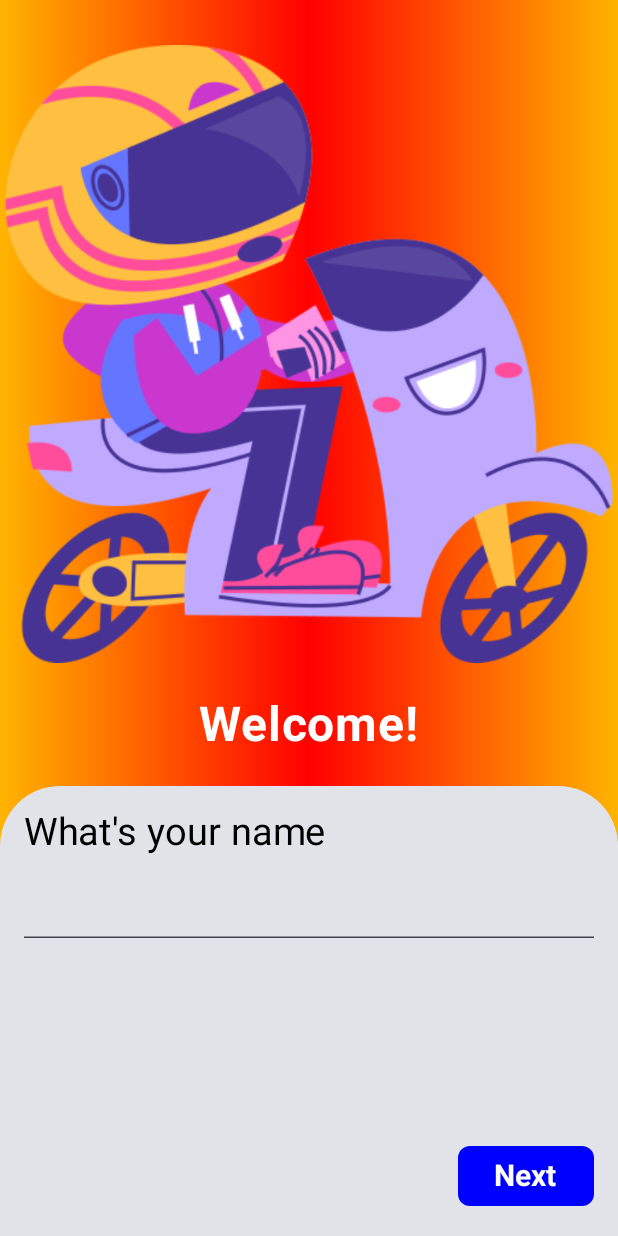
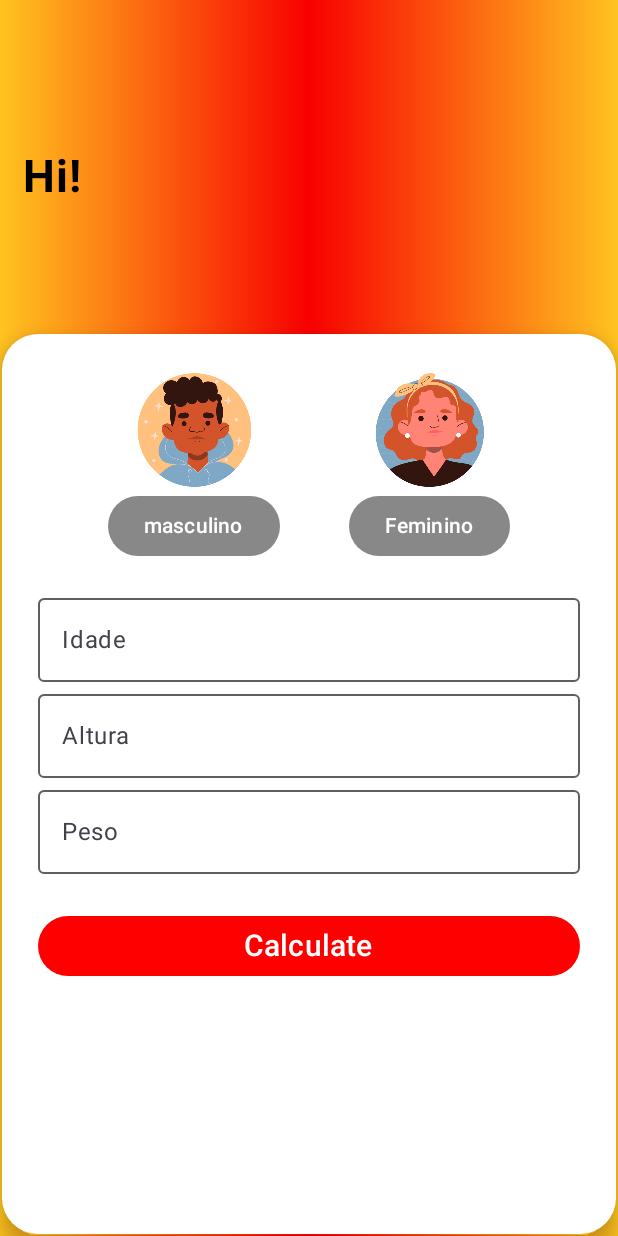
Before and after one commit to 123kaua-rms/android.tela1, an Android app built with Jetpack Compose: the screen it shows after launch (MainActivity), after a tap on "Next", on a phone screen of 412 x 824 dp. Run offline under Robolectric (Android 15) with nearby library versions, the phone set to English and light mode, and no system bars.

Commit message:
first commit

```diff
--- a/app/src/main/java/br/senai/sp/jandira/bmi/MainActivity.kt
+++ b/app/src/main/java/br/senai/sp/jandira/bmi/MainActivity.kt
@@ -3,15 +3,11 @@ package br.senai.sp.jandira.bmi
 import android.os.Bundle
 import androidx.activity.ComponentActivity
 import androidx.activity.compose.setContent
-import androidx.activity.enableEdgeToEdge
-import androidx.compose.foundation.layout.fillMaxSize
-import androidx.compose.foundation.layout.padding
-import androidx.compose.material3.Scaffold
-import androidx.compose.material3.Text
-import androidx.compose.runtime.Composable
-import androidx.compose.ui.Modifier
-import androidx.compose.ui.tooling.preview.Preview
+import androidx.navigation.compose.NavHost
+import androidx.navigation.compose.composable
+import androidx.navigation.compose.rememberNavController
 import br.senai.sp.jandira.bmi.screens.HomeScreen
+import br.senai.sp.jandira.bmi.screens.UserDataScreen
 import br.senai.sp.jandira.bmi.ui.theme.BMITheme
 
 class MainActivity : ComponentActivity() {
@@ -19,7 +15,16 @@ class MainActivity : ComponentActivity() {
         super.onCreate(savedInstanceState)
         setContent {
             BMITheme {
-               HomeScreen()
+           var navegacao = rememberNavController()
+                NavHost(
+                    navController = navegacao,
+                    startDestination = "home"
+                ){
+                    composable(route = "home"){ HomeScreen(navegacao) }
+                    composable(route = "dados"){ UserDataScreen() }
+
+                }
+
             }
         }
     }
--- a/app/src/main/java/br/senai/sp/jandira/bmi/screens/HomeScreen.kt
+++ b/app/src/main/java/br/senai/sp/jandira/bmi/screens/HomeScreen.kt
@@ -1,159 +1,132 @@
 package br.senai.sp.jandira.bmi.screens
 
-import android.text.style.BackgroundColorSpan
 import androidx.compose.foundation.Image
 import androidx.compose.foundation.background
-import androidx.compose.foundation.layout.Arrangement
-import androidx.compose.foundation.layout.Box
-import androidx.compose.foundation.layout.Column
-import androidx.compose.foundation.layout.Spacer
-import androidx.compose.foundation.layout.fillMaxSize
-import androidx.compose.foundation.layout.fillMaxWidth
-import androidx.compose.foundation.layout.height
-import androidx.compose.foundation.layout.padding
+import androidx.compose.foundation.layout.*
 import androidx.compose.foundation.shape.RoundedCornerShape
-import androidx.compose.foundation.text2.input.rememberTextFieldState
-import androidx.compose.material3.Button
-import androidx.compose.material3.ButtonDefaults
-import androidx.compose.material3.Card
-import androidx.compose.material3.CardDefaults
-import androidx.compose.material3.Text
-import androidx.compose.material3.TextField
-import androidx.compose.runtime.Composable
+import androidx.compose.foundation.text.KeyboardOptions
+import androidx.compose.material.icons.Icons
+import androidx.compose.material.icons.filled.Person
+import androidx.compose.material3.*
+import androidx.compose.runtime.*
 import androidx.compose.ui.Alignment
 import androidx.compose.ui.Modifier
-import androidx.compose.ui.geometry.CornerRadius
 import androidx.compose.ui.graphics.Brush
 import androidx.compose.ui.graphics.Color
 import androidx.compose.ui.res.painterResource
 import androidx.compose.ui.res.stringResource
 import androidx.compose.ui.text.font.FontWeight
+import androidx.compose.ui.text.input.KeyboardCapitalization
+import androidx.compose.ui.text.input.KeyboardType
 import androidx.compose.ui.tooling.preview.Preview
 import androidx.compose.ui.unit.dp
 import androidx.compose.ui.unit.sp
+import androidx.navigation.NavHostController
+import androidx.navigation.compose.rememberNavController
 import br.senai.sp.jandira.bmi.R
-import org.intellij.lang.annotations.JdkConstants.HorizontalAlignment
 
 @Composable
-fun HomeScreen(modifier: Modifier = Modifier) {
+fun HomeScreen(navegacao: NavHostController) {
+    var nameState by remember { mutableStateOf("") }
 
-    Box(modifier = Modifier
-        .fillMaxSize()
-        .background(
-            brush = Brush.horizontalGradient(
-                listOf(
-                    Color(0xFFFFB400),
-                    Color(0xFFFF0000),
-                    Color(0xFFFFB400)
-
+    Box(
+        modifier = Modifier
+            .fillMaxSize()
+            .background(
+                brush = Brush.horizontalGradient(
+                    listOf(Color(0xFFFFB400), Color(0xFFFF0000), Color(0xFFFFB400))
                 )
             )
-        )
-    ){
-        Column (modifier = Modifier
-            .fillMaxSize(),
+    ) {
+        Column(
+            modifier = Modifier
+                .fillMaxSize()
+                .padding(16.dp),
             verticalArrangement = Arrangement.SpaceBetween,
             horizontalAlignment = Alignment.CenterHorizontally
+        ) {
+            // Logo
+            Image(
+                painter = painterResource(R.drawable.moto),
+                contentDescription = stringResource(R.string.logo),
+                modifier = Modifier.padding(top = 80.dp)
+            )
 
-        ){
-            Image(
-                painter = painterResource(
-                    R.drawable.moto
-                ),
-                contentDescription = stringResource(
-                    R.string.logo
-                ),
-                modifier = Modifier
-                    .padding(top = 30.dp)
-
-            )
+            // Texto de boas-vindas
             Text(
-                text = stringResource(
-                    R.string.welcome,
-
-                ),
+                text = stringResource(R.string.welcome),
                 color = Color.White,
                 fontSize = 32.sp,
                 fontWeight = FontWeight.Bold
             )
+
+            // Cartão branco de entrada de dados
             Card(
                 modifier = Modifier
                     .fillMaxWidth()
-                    .height(300.dp),
-
-
-                shape = RoundedCornerShape(
-                    topStart = 40.dp,
-                    topEnd = 40.dp
-                ),
-                colors = CardDefaults
-                    .cardColors(
-                        contentColor = Color.Black
-                    ),
-            )
-            {
+                    .height(280.dp),
+                shape = RoundedCornerShape(topStart = 40.dp, topEnd = 40.dp),
+                colors = CardDefaults.cardColors(containerColor = Color.White)
+            ) {
                 Column(
                     modifier = Modifier
                         .fillMaxSize()
                         .padding(16.dp),
-                    horizontalAlignment = Alignment.End,
-                    verticalArrangement = Arrangement.SpaceBetween
+                    horizontalAlignment = Alignment.CenterHorizontally,
+                    verticalArrangement = Arrangement.SpaceEvenly
                 ) {
-                    Column (
-                        modifier = Modifier
-                            .fillMaxWidth()
-                    ){
-                       Text(
-                           text = stringResource(
-                               R.string.your_name
+                    Column(modifier = Modifier.fillMaxWidth()) {
+                        Text(
+                            text = stringResource(R.string.your_name),
+                            fontSize = 22.sp,
+                            fontWeight = FontWeight.Medium
+                        )
 
-                           ),
-                           fontSize = 25.sp,
-
-                       )
                         TextField(
-                            value = "",
-                            onValueChange ={},
+                            value = nameState,
+                            onValueChange = { nameState = it },
                             modifier = Modifier
                                 .fillMaxWidth()
+                                .padding(top = 8.dp),
+                            keyboardOptions = KeyboardOptions(
+                                keyboardType = KeyboardType.Text,
+                                capitalization = KeyboardCapitalization.Words
+                            ),
+                            leadingIcon = {
+                                Icon(
+                                    imageVector = Icons.Default.Person,
+                                    contentDescription = "User Icon",
+                                    tint = Color(0xFFF50000)
+                                )
+                            }
                         )
                     }
+
+                    // Botão de próximo
                     Button(
                         onClick = {
+                            navegacao.navigate(route = "dados")
                         },
-                        colors = ButtonDefaults.buttonColors(
-                            containerColor = Color.Blue
-                        ),
-                        modifier = Modifier
-                            .padding(top= 30.dp),
+                        colors = ButtonDefaults.buttonColors(containerColor = Color.Blue),
                         shape = RoundedCornerShape(8.dp)
-
                     ) {
                         Text(
-                            text = stringResource(
-                                R.string.next
-                            ),
+                            text = stringResource(R.string.next),
                             color = Color.White,
-                            fontSize = 20.sp,
+                            fontSize = 18.sp,
                             fontWeight = FontWeight.Bold
                         )
                     }
-
-                    }
-
-                Spacer(modifier = Modifier.height(16.dp))
-
-
-
                 }
             }
         }
     }
+}
 
-
-
+// Preview da tela
 @Preview(showSystemUi = true)
 @Composable
 private fun HomeScreenPreview() {
-    HomeScreen()
+    val navController = rememberNavController()
+    HomeScreen(navegacao = navController)
 }
--- /dev/null
+++ b/app/src/main/java/br/senai/sp/jandira/bmi/screens/UserDataScreen.kt
@@ -0,0 +1,171 @@
+package br.senai.sp.jandira.bmi.screens
+
+import android.service.autofill.UserData
+import androidx.compose.foundation.Image
+import androidx.compose.foundation.background
+import androidx.compose.foundation.clickable
+import androidx.compose.foundation.layout.*
+import androidx.compose.foundation.shape.CircleShape
+import androidx.compose.foundation.shape.RoundedCornerShape
+import androidx.compose.foundation.text.KeyboardOptions
+import androidx.compose.material3.*
+import androidx.compose.runtime.*
+import androidx.compose.ui.Alignment
+import androidx.compose.ui.Modifier
+import androidx.compose.ui.graphics.Brush
+import androidx.compose.ui.graphics.Color
+import androidx.compose.ui.res.painterResource
+import androidx.compose.ui.res.stringResource
+import androidx.compose.ui.text.font.FontWeight
+import androidx.compose.ui.text.input.KeyboardType
+import androidx.compose.ui.tooling.preview.Preview
+import androidx.compose.ui.unit.dp
+import androidx.compose.ui.unit.sp
+import br.senai.sp.jandira.bmi.R
+
+@Composable
+fun UserDataScreen() {
+    var selectedGender by remember { mutableStateOf<String?>(null) }
+    var age by remember { mutableStateOf("") }
+    var weight by remember { mutableStateOf("") }
+    var height by remember { mutableStateOf("") }
+
+    Box(
+        modifier = Modifier
+
+            .fillMaxSize()
+            .background(
+                brush = Brush.horizontalGradient(
+                    listOf(Color(0xFFFFC420),
+                        Color(0xFFF80000),
+                                Color(0xFFFFC420)
+                    )
+                )
+            )
+    )
+    {
+        Text(
+            text = "Hi!",
+            color = Color.Black,
+            fontSize = 30.sp,
+            fontWeight = FontWeight.Bold,
+            modifier = Modifier
+                .padding(top = 100.dp, start = 15.dp)
+                .fillMaxSize()
+
+
+
+        )
+        Column(
+            modifier = Modifier
+                .fillMaxSize(),
+
+            verticalArrangement = Arrangement.Bottom,
+            horizontalAlignment = Alignment.CenterHorizontally
+        ) {
+
+
+
+
+            Card(
+
+                modifier = Modifier
+                    .fillMaxWidth()
+                    .padding(1.dp)
+                    .height(600.dp),
+
+
+
+
+                        shape = RoundedCornerShape(24.dp),
+                colors = CardDefaults.cardColors(containerColor = Color.White),
+                elevation = CardDefaults.cardElevation(8.dp)
+            ) {
+                Column(
+                    modifier = Modifier.padding(24.dp),
+                    horizontalAlignment = Alignment.CenterHorizontally,
+
+
+                ) {
+
+                    Row(
+                        modifier = Modifier.fillMaxWidth(),
+                        horizontalArrangement = Arrangement.SpaceEvenly
+                    ) {
+                        GenderOption(
+                            icon = R.drawable.homem,
+                            text = "masculino",
+                            isSelected = selectedGender == "masculino"
+                        ) { selectedGender = "masculino" }
+
+                        GenderOption(
+                            icon = R.drawable.mulher,
+                            text = "Feminino",
+                            isSelected = selectedGender == "Feminino"
+                        ) { selectedGender = "Feminino" }
+                    }
+
+                    Spacer(modifier = Modifier.height(16.dp))
+
+
+                    InputField(value = age, label = "Idade") { age = it }
+                    InputField(value = weight, label = "Altura") { weight = it }
+                    InputField(value = height, label = "Peso") { height = it }
+
+                    Spacer(modifier = Modifier.height(24.dp))
+
+                    Button(
+                        onClick = { },
+                        modifier = Modifier.fillMaxWidth(),
+                        colors = ButtonDefaults.buttonColors(containerColor = Color(0xFFFF0000))
+                    ) {
+                        Text(text = "Calculate", fontSize = 20.sp, color = Color.White)
+                    }
+                }
+            }
+        }
+    }
+}
+
+@Composable
+fun GenderOption(icon: Int, text: String, isSelected: Boolean, onSelect: () -> Unit) {
+    Column(horizontalAlignment = Alignment.CenterHorizontally) {
+        Image(
+            painter = painterResource(id = icon),
+            contentDescription = text,
+            modifier = Modifier
+                .size(80.dp)
+                .background(
+                    color = if (isSelected) Color.Magenta else Color.Transparent,
+                    shape = CircleShape
+                )
+                .clickable { onSelect() }
+        )
+        Button(
+            onClick = { onSelect() },
+            colors = ButtonDefaults.buttonColors(
+                containerColor = if (isSelected) Color.Blue else Color.Gray
+            )
+        ) {
+            Text(text = text, color = Color.White)
+        }
+    }
+}
+
+@Composable
+fun InputField(value: String, label: String, onValueChange: (String) -> Unit) {
+    OutlinedTextField(
+        value = value,
+        onValueChange = onValueChange,
+        label = { Text(label) },
+        keyboardOptions = KeyboardOptions(keyboardType = KeyboardType.Number),
+        modifier = Modifier.fillMaxWidth()
+    )
+}
+
+
+@Preview(showSystemUi = true)
+@Composable
+private fun UserDataScreenPreview() {
+    UserDataScreen()
+}
--- a/gradle/libs.versions.toml
+++ b/gradle/libs.versions.toml
@@ -8,9 +8,13 @@ espressoCore = "3.6.1"
 lifecycleRuntimeKtx = "2.8.7"
 activityCompose = "1.10.0"
 composeBom = "2024.04.01"
+materialIconsExtendedAndroid = "1.7.8"
+navigationRuntimeAndroid = "2.9.0-alpha08"
+navigationRuntimeKtx = "2.8.9"
 
 [libraries]
 androidx-core-ktx = { group = "androidx.core", name = "core-ktx", version.ref = "coreKtx" }
+androidx-material-icons-extended-android = { module = "androidx.compose.material:material-icons-extended-android", version.ref = "materialIconsExtendedAndroid" }
 junit = { group = "junit", name = "junit", version.ref = "junit" }
 androidx-junit = { group = "androidx.test.ext", name = "junit", version.ref = "junitVersion" }
 androidx-espresso-core = { group = "androidx.test.espresso", name = "espresso-core", version.ref = "espressoCore" }
@@ -24,6 +28,8 @@ androidx-ui-tooling-preview = { group = "androidx.compose.ui", name = "ui-toolin
 androidx-ui-test-manifest = { group = "androidx.compose.ui", name = "ui-test-manifest" }
 androidx-ui-test-junit4 = { group = "androidx.compose.ui", name = "ui-test-junit4" }
 androidx-material3 = { group = "androidx.compose.material3", name = "material3" }
+androidx-navigation-runtime-android = { group = "androidx.navigation", name = "navigation-runtime-android", version.ref = "navigationRuntimeAndroid" }
+androidx-navigation-runtime-ktx = { group = "androidx.navigation", name = "navigation-runtime-ktx", version.ref = "navigationRuntimeKtx" }
 
 [plugins]
 android-application = { id = "com.android.application", version.ref = "agp" }
```
Also changed, not shown: app/build.gradle.kts (+9 -0 lines), app/src/main/java/br/senai/sp/jandira/bmi/screens/BMIResultScreen.kt (added, +231 -0 lines), app/src/main/res/values/strings.xml (+15 -0 lines), app/src/main/res/drawable/homem.png (added), app/src/main/res/drawable/mulher.png (added), 1 other file.
